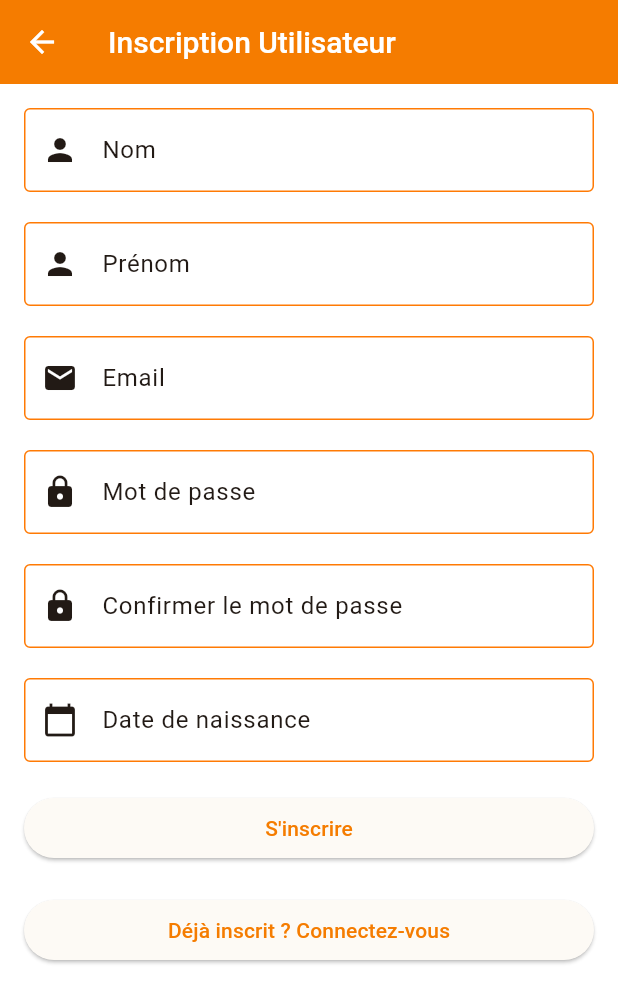
After one commit to slouowzee/CDS49-mobile, a Flutter app: the PageInscription screen opened directly, on a phone screen of 412 x 824 dp. The commit adds this screen. Shown: the top 1003 px of the screen. Run offline on Flutter 3.47's test engine with Material 3 defaults, Android fonts, the phone set to English and light mode, and no system bars; our stand-ins replace flutter_map, latlong2, shared_preferences; accounts and stored records are empty; Roboto replaces fonts that are missing (Segoe UI).

Commit message:
Page inscription et bouto nde redirection vers connexion si deja compte ,

```diff
--- a/assets/env.dev.json
+++ b/assets/env.dev.json
@@ -1,5 +1,5 @@
 {
-  "API_URL_ANDROID": "http://192.168.10.15",
-  "API_URL_WEB": "http://192.168.10.15",
+  "API_URL_ANDROID": "http://192.168.119.3:9000",
+  "API_URL_WEB": "http://192.168.119.3/9000",
   "APP_VERSION": "1.0.0-dev"
 }
--- a/lib/main.dart
+++ b/lib/main.dart
@@ -1,6 +1,7 @@
 import 'dart:convert';
 import 'package:flutter/material.dart';
 import 'package:flutter/services.dart';
+import 'package:mobil_cds49/screens/screen_inscription/inscription_utilisateur.dart';
 //import 'package:json_theme/json_theme.dart';
 import 'package:mobil_cds49/screens/screen_login/log_user.dart';
 import 'package:mobil_cds49/screens/screen_contact/contact.dart';
@@ -136,6 +137,9 @@ class _MyHomePageState extends State<MyHomePage> {
           break;
         case 3:
           currentBody = const ContactPage();
+        case 4:
+          currentBody = const PageInscription();
+          break;
         default:
           currentBody = const Center(child: Text('Page introuvable'));
       }
--- /dev/null
+++ b/lib/screens/screen_inscription/inscription_utilisateur.dart
@@ -0,0 +1,96 @@
+import 'package:flutter/material.dart';
+import 'package:mobil_cds49/screens/screen_login/log_user.dart';
+
+
+class PageInscription extends StatelessWidget {
+  const PageInscription({super.key});
+
+  @override
+  Widget build(BuildContext context) {
+    return Scaffold(
+      appBar: AppBar(
+        title: const Text('Inscription Utilisateur'),
+      ),
+      body: Padding(
+        padding: EdgeInsets.all(16.0),
+        child: ListView(
+          children: [
+            TextField (
+              decoration: InputDecoration(
+                labelText: 'Nom ',
+                prefixIcon: Icon(Icons.person),
+                border: OutlineInputBorder(),
+              ),
+            ),
+            SizedBox(height: 20),
+            TextField (
+              decoration: InputDecoration(
+                labelText: 'Prénom ',
+                prefixIcon: Icon(Icons.person),
+                border: OutlineInputBorder(),
+              ),
+            ),
+            SizedBox(height: 20),
+            // Champ de saisie pour l'email
+            TextField(
+              decoration: InputDecoration(
+                labelText: 'Email',
+                prefixIcon: Icon(Icons.email),
+                border: OutlineInputBorder(),
+              ),
+              keyboardType: TextInputType.emailAddress,
+            ),
+            SizedBox(height: 20),
+            // Champ de saisie pour le mot de passe
+            TextField(
+              decoration: InputDecoration(
+                labelText: 'Mot de passe',
+                prefixIcon: Icon(Icons.lock),
+                border: OutlineInputBorder(),
+              ),
+              obscureText: true,
+            ),
+            SizedBox(height: 20),
+            TextField(
+              decoration: InputDecoration(
+                labelText: 'Confirmer le mot de passe',
+                prefixIcon: Icon(Icons.lock),
+                border: OutlineInputBorder(),
+              ),
+              obscureText: true,
+            ),
+
+            SizedBox(height: 20),
+            TextField(
+              decoration: InputDecoration(
+                labelText: 'Date de naissance',
+                prefixIcon: Icon(Icons.calendar_today),
+                border: OutlineInputBorder(),
+              ),
+              keyboardType: TextInputType.datetime,
+            )
+            ,
+            SizedBox(height: 20),
+            ElevatedButton(
+              onPressed: () { // méthode pour inscrire
+
+              },
+              child: Text('S\'inscrire'),
+            ),
+            SizedBox(height: 20),
+            ElevatedButton(
+              onPressed: () {
+                // Navigue vers l'écran de connexion si l'utilisateur est déjà inscrit
+                Navigator.push(
+                  context,
+                  MaterialPageRoute(builder: (context) => const LoginUtilisateur()),
+                );
+              },
+              child: Text('Déjà inscrit ? Connectez-vous'),
+            ),
+            ],
+        ),
+      ),
+    );
+  }
+}
```
Also changed, not shown: lib/screens/screen_login/log_user.dart (+11 -0 lines), lib/services/api/gestionUsr/usr_api.dart (+61 -2 lines), lib/widgets/bottom_bar.dart (+7 -2 lines), 1 other file.
